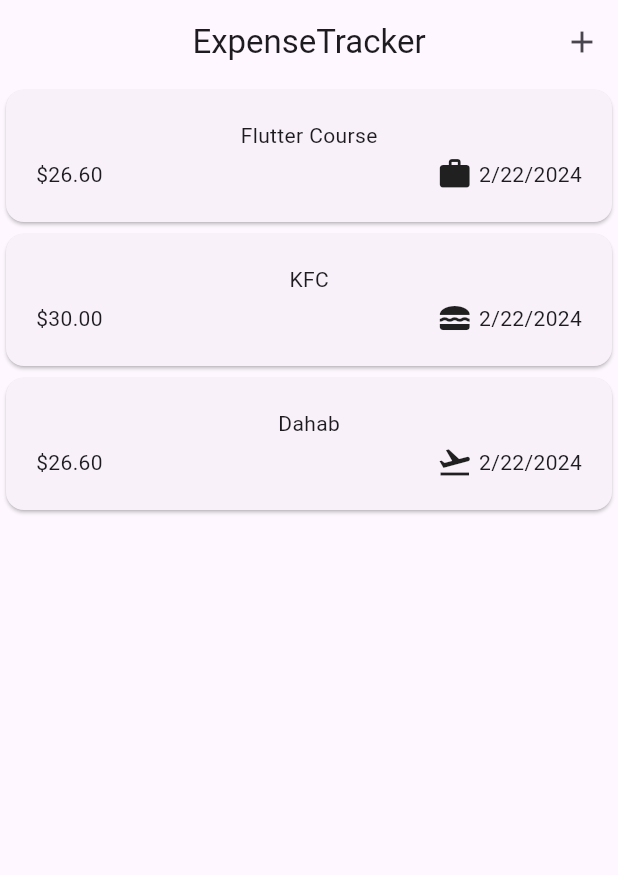
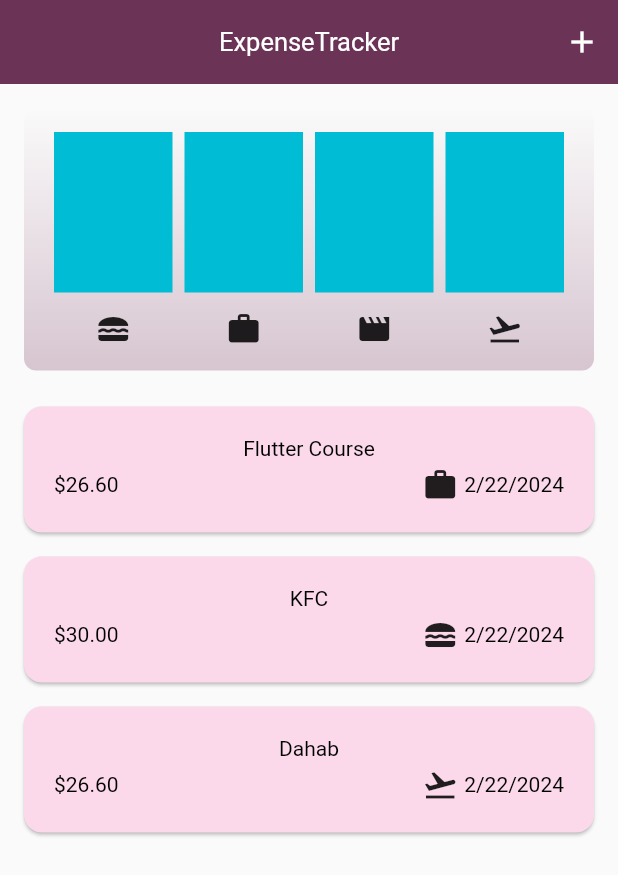
Before and after one commit to MasameEh/Expenses_Application, a Flutter app: the screen it shows after launch, on a phone screen of 412 x 824 dp. Shown: the top 875 px of the screen. Run offline on Flutter 3.47's test engine with Material 2 defaults, Android fonts, the phone set to English and light mode, and no system bars.

Commit message:
add chart.dart

```diff
--- a/lib/main.dart
+++ b/lib/main.dart
@@ -5,6 +5,9 @@ import 'modules/expenses_screen/expenses.dart';
 void main() {
   runApp(const MyApp());
 }
+
+var myColorScheme = ColorScheme.fromSeed(seedColor: const Color.fromARGB(255, 55, 30, 45));
+var myDarkColorScheme = ColorScheme.fromSeed(seedColor: const Color.fromARGB(255, 55, 30, 45));
 
 class MyApp extends StatelessWidget {
   const MyApp({super.key});
@@ -14,10 +17,58 @@ class MyApp extends StatelessWidget {
   Widget build(BuildContext context) {
     return MaterialApp(
       debugShowCheckedModeBanner: false,
-      title: 'Flutter Demo',
-      theme: ThemeData(
-        colorScheme: ColorScheme.fromSeed(seedColor: Colors.deepPurple),
+      themeMode: ThemeMode.light ,
+      theme: ThemeData().copyWith(
         useMaterial3: true,
+        colorScheme: myColorScheme,
+        appBarTheme: const AppBarTheme().copyWith(
+          backgroundColor: myColorScheme.onPrimaryContainer,
+          foregroundColor: myColorScheme.onPrimary,
+        ),
+        cardTheme: const CardTheme().copyWith(
+          color: myColorScheme.secondaryContainer,
+          margin: const EdgeInsets.symmetric(horizontal: 16.0, vertical: 8.0),
+
+        ),
+        elevatedButtonTheme: ElevatedButtonThemeData(
+          style: ElevatedButton.styleFrom(backgroundColor: myColorScheme.primaryContainer),
+        ),
+        textTheme: const TextTheme().copyWith(
+          titleLarge: TextStyle(
+            fontSize: 17,
+            color: myColorScheme.onSecondaryContainer,
+            fontWeight: FontWeight.normal
+          ),
+        ),
+      ),
+      darkTheme: ThemeData.dark().copyWith(
+        useMaterial3: true,
+        colorScheme: myDarkColorScheme,
+        appBarTheme: const AppBarTheme().copyWith(
+          backgroundColor: myDarkColorScheme.onPrimaryContainer,
+          foregroundColor: myDarkColorScheme.onPrimary,
+        ),
+        cardTheme: const CardTheme().copyWith(
+          color: myDarkColorScheme.secondaryContainer,
+          margin: const EdgeInsets.symmetric(horizontal: 16.0, vertical: 8.0),
+
+        ),
+        bottomSheetTheme: BottomSheetThemeData().copyWith(
+          backgroundColor: myDarkColorScheme.onPrimaryContainer,
+        ),
+        elevatedButtonTheme: ElevatedButtonThemeData(
+          style: ElevatedButton.styleFrom(
+              backgroundColor: myDarkColorScheme.onPrimaryContainer,
+              foregroundColor: myDarkColorScheme.primaryContainer,
+          ),
+        ),
+        textTheme: const TextTheme().copyWith(
+          titleLarge: TextStyle(
+              fontSize: 17,
+              color: myDarkColorScheme.onSecondaryContainer,
+              fontWeight: FontWeight.normal
+          ),
+        ),
       ),
       home: const Expenses(),
     );
--- a/lib/models/expense_model.dart
+++ b/lib/models/expense_model.dart
@@ -6,6 +6,7 @@ const uuid = Uuid();
 
 enum Category {food, travel, leisure, work}
 
+// ignore: constant_identifier_names
 const Map<Category, IconData> CategoryIcon =
 <Category, IconData>{
   Category.food: Icons.lunch_dining,
@@ -18,11 +19,11 @@ final dateTime = DateFormat.yMd();
 
 class Expense
 {
-  late final String id;
-  late final String title;
-  late final double amount;
-  late final DateTime date;
-  late final Category category;
+  final String id;
+  final String title;
+  final double amount;
+  final DateTime date;
+  final Category category;
 
   String get formattedDate
   {
@@ -35,3 +36,27 @@ class Expense
     required this.category,
   }) : id = uuid.v4();
 }
+
+
+class ExpenseBucket
+{
+  late final Category category;
+  late final List<Expense> expenses;
+
+  ExpenseBucket(this.category, this.expenses);
+
+  ExpenseBucket.forCategory(this.category, List<Expense> allExpenses)
+  {
+    expenses = allExpenses.where((element) => element.category == category).toList();
+  }
+
+  double get totalExpenses
+  {
+    double sum = 0;
+    for(var expense in expenses)
+    {
+      sum = sum + expense.amount;
+    }
+    return sum;
+  }
+}
--- a/lib/modules/expenses_screen/expenses.dart
+++ b/lib/modules/expenses_screen/expenses.dart
@@ -2,6 +2,7 @@
 import 'package:flutter/material.dart';
 
 import '../../models/expense_model.dart';
+import '../../widgets/chart/chart.dart';
 import '../../widgets/expenses_list/expenses_list.dart';
 import '../../widgets/new_expense/new_expense.dart';
 
@@ -34,6 +35,20 @@ class _ExpensesState extends State<Expenses> {
       title: 'Dahab',
     ),
   ];
+
+  void _addExpense(Expense expense)
+  {
+    setState(() {
+      _registeredExpenses.add(expense);
+    });
+  }
+
+  void _removeExpense(Expense expense)
+  {
+    setState(() {
+      _registeredExpenses.remove(expense);
+    });
+  }
   @override
   Widget build(BuildContext context) {
     return  Scaffold(
@@ -46,7 +61,7 @@ class _ExpensesState extends State<Expenses> {
               {
                 showModalBottomSheet(
                   context: context,
-                  builder: (ctx) => const NewExpense(),
+                  builder: (ctx) => NewExpense(addNewExpense: _addExpense),
                   showDragHandle: true,
                 );
               },
@@ -54,12 +69,12 @@ class _ExpensesState extends State<Expenses> {
           ),
         ],
       ),
-
       body: Center(
         child: Column(
           children: [
+            Chart(expenses: _registeredExpenses),
             Expanded(
-              child: ExpensesList(expenses: _registeredExpenses),
+              child: ExpensesList(expenses: _registeredExpenses, removeExpense: _removeExpense),
             ),
           ],
         ),
--- /dev/null
+++ b/lib/widgets/chart/chart.dart
@@ -0,0 +1,83 @@
+import 'package:expenses_app/widgets/chart/chartbar.dart';
+import 'package:flutter/material.dart';
+
+import '../../models/expense_model.dart';
+
+class Chart extends StatelessWidget {
+  const Chart({super.key, required this.expenses});
+
+  final List<Expense> expenses;
+
+  List<ExpenseBucket> get buckets
+  {
+    return [
+      ExpenseBucket.forCategory(Category.food, expenses),
+      ExpenseBucket.forCategory(Category.work, expenses),
+      ExpenseBucket.forCategory(Category.leisure, expenses),
+      ExpenseBucket.forCategory(Category.travel, expenses),
+    ];
+  }
+
+  double get maxTotalExpense
+  {
+    double maxExpense = 0.0;
+
+    for(var element in buckets)
+    {
+      if(element.totalExpenses > maxExpense)
+      {
+        maxExpense = element.totalExpenses;
+      }
+    }
+    return maxExpense;
+  }
+
+
+  @override
+  Widget build(BuildContext context) {
+    return Container(
+      margin: EdgeInsets.all(16),
+      padding: EdgeInsets.symmetric(vertical: 16, horizontal: 16),
+      width: double.infinity,
+      height: 175.0,
+      decoration: BoxDecoration(
+        borderRadius: BorderRadius.circular(8.0),
+        gradient: LinearGradient(
+            colors: [
+              Theme.of(context).colorScheme.primary.withOpacity(0.3),
+              Theme.of(context).colorScheme.primary.withOpacity(0.0),
+            ],
+            begin: Alignment.bottomCenter,
+            end: Alignment.topCenter,
+        ),
+      ),
+      child: Column(
+        children:
+        [
+          Expanded(
+          child:
+            Row(
+              crossAxisAlignment: CrossAxisAlignment.end,
+              children:
+              [
+                for(var element in buckets) ChartBar(fill: element.totalExpenses == 0 ? 0
+                    : element.totalExpenses / maxTotalExpense),
+              ],
+            )
+          ),
+          SizedBox(height: 12),
+              Row(
+                children:
+                buckets.map((e) => Expanded(
+                    child: Padding(
+                        padding: EdgeInsets.symmetric(horizontal: 1),
+                        child: Icon(CategoryIcon[e.category]),
+                    ),
+                  )
+                ).toList(),
+              )
+        ],
+      ),
+    );
+  }
+}
--- /dev/null
+++ b/lib/widgets/chart/chartbar.dart
@@ -0,0 +1,18 @@
+
+import 'package:flutter/material.dart';
+
+class ChartBar extends StatelessWidget {
+  const ChartBar({super.key, required this.fill});
+  final double fill;
+  @override
+  Widget build(BuildContext context) {
+    return Expanded(
+        child: Padding(
+            padding: EdgeInsets.symmetric(horizontal: 4),
+            child: Container(
+                color: Colors.cyan,
+            ),
+        ),
+    );
+  }
+}
--- a/lib/widgets/expenses_list/expenses_list.dart
+++ b/lib/widgets/expenses_list/expenses_list.dart
@@ -7,7 +7,10 @@ class ExpensesList extends StatelessWidget {
   const ExpensesList({
     super.key,
     required this.expenses,
+    required this.removeExpense,
   });
+
+  final void Function(Expense expense) removeExpense;
 
   final List<Expense> expenses;
 
@@ -15,7 +18,15 @@ class ExpensesList extends StatelessWidget {
   Widget build(BuildContext context) {
     return ListView.builder(
       itemBuilder: (context, index) =>
-          ExpenseItem(expense: expenses[index]),
+          Dismissible(
+              background: Container(
+                color: Theme.of(context).colorScheme.error.withOpacity(.5),
+                margin: Theme.of(context).cardTheme.margin,
+              ),
+              key: ValueKey(expenses[index]),
+              child: ExpenseItem(expense: expenses[index]),
+              onDismissed: (direction) => removeExpense(expenses[index]),
+          ),
       itemCount: expenses.length,
     );
   }
@@ -37,20 +48,30 @@ class ExpenseItem extends StatelessWidget
         child: Column(
           children: [
             Text(
-                expense.title
+                expense.title,
+                style: const TextStyle(
+                  color: Colors.black,
+                ),
             ),
             const SizedBox(height: 4.0),
             Row(
              children: [
                Text(
                    '\$${expense.amount.toStringAsFixed(2)}',
+                    style: const TextStyle(
+                      color: Colors.black,
+                    ),
                ),
                const Spacer(),
                Row(
                    children: [
                      Icon(CategoryIcon[expense.category]),
                      SizedBox(width: 4.0),
-                     Text(expense.formattedDate),
+                     Text(expense.formattedDate,
+                       style: const TextStyle(
+                         color: Colors.black,
+                       ),
+                     ),
                    ],
                  ),
              ],
--- a/lib/widgets/new_expense/new_expense.dart
+++ b/lib/widgets/new_expense/new_expense.dart
@@ -6,7 +6,9 @@ import 'package:intl/intl.dart';
 import '../../models/expense_model.dart';
 
 class NewExpense extends StatefulWidget {
-  const NewExpense({super.key});
+  const NewExpense({super.key, required this.addNewExpense,});
+
+  final void Function(Expense expense) addNewExpense;
 
   @override
   State<NewExpense> createState() => _NewExpenseState();
@@ -117,9 +119,40 @@ class _NewExpenseState extends State<NewExpense> {
                   final double? enteredAmount = double.tryParse(amountController.text);
                   final bool amountIsInvalid = enteredAmount == null || enteredAmount <= 0;
 
-                  if(amountIsInvalid || titleController.text.trim().isEmpty || _selectedDate == null)
+                  if(amountIsInvalid ||
+                      titleController.text.trim().isEmpty ||
+                      _selectedDate == null)
                   {
-
+                    showDialog(
+                        context: context,
+                        builder: (ctx)
+                        {
+                          return AlertDialog(
+                            title: const Text('Invalid input'),
+                            content: Text('Please make sure valid title, amount, date and category'),
+                            actions: [
+                              TextButton(onPressed: ()
+                              {
+                                Navigator.pop(ctx);
+                              },
+                                child: const Text('Okay'),
+                              ),
+                            ],
+                          );
+                        }
+                    );
+                  }
+                  else
+                  {
+                    widget.addNewExpense(
+                        Expense(
+                            title: titleController.text,
+                            amount: enteredAmount,
+                            date: _selectedDate!,
+                            category: _selectedCategory
+                        )
+                    );
+                    Navigator.pop(context);
                   }
                 },
                 child: const Text('Save expense'),
```
